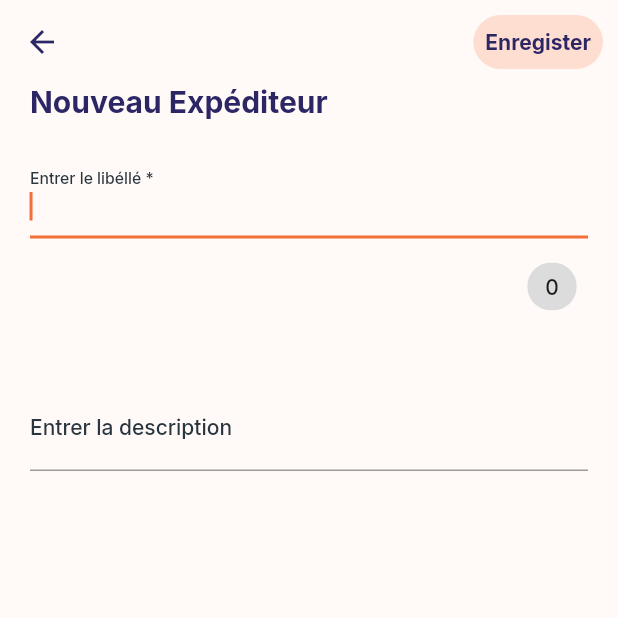
After one commit to AndersonKouadioDev/prosms, a Flutter app: the ExpediteurScreen screen opened directly, after a tap on the "edit" icon, on a phone screen of 412 x 824 dp, the top half of it. The commit adds this screen. Run offline on Flutter 3.47's test engine with Material 2 defaults, Android fonts, the phone set to English and light mode, and no system bars; our stand-ins replace google_fonts, share_plus, syncfusion_flutter_charts.

Commit message:
mise à jour

```diff
--- a/lib/constants.dart
+++ b/lib/constants.dart
@@ -7,7 +7,7 @@ const psContentColorDarkTheme = Color(0xFFF5FCF9);
 const psWarninngColor = Color(0xFFF3BB1C);
 const psErrorColor = Color(0xFFF03738);
 const psBackgroundColor = Color.fromARGB(255, 255, 250, 248);
-const psSuccessColor = Color.fromARGB(255, 44, 228, 78);
+const psSuccessColor = Color.fromARGB(255, 3, 176, 41);
 const psDefaultPadding = 20.0;
 
 List<BoxShadow> psBoxShadow(
--- /dev/null
+++ b/lib/screens/expediteur/add_expediteur.screen.dart
@@ -0,0 +1,152 @@
+import 'package:flutter/material.dart';
+import 'package:prosms/constants.dart';
+import 'package:prosms/componants/mysnackbar.dart';
+import 'package:prosms/screens/expediteur/expediteur.screen.dart';
+import 'package:prosms/utility/regex.dart';
+import 'package:prosms/utility/utility.dart';
+
+class AddExpediteurScreen extends StatefulWidget {
+  const AddExpediteurScreen({super.key});
+
+  @override
+  State<AddExpediteurScreen> createState() => _AddExpediteurScreenState();
+}
+
+class _AddExpediteurScreenState extends State<AddExpediteurScreen> {
+  final formKey = GlobalKey<FormState>();
+  int libelleCounter = 0;
+
+  late TextEditingController libelleController =
+      TextEditingController(text: "");
+
+  late TextEditingController descriptionController =
+      TextEditingController(text: "");
+
+  @override
+  void dispose() {
+    libelleController.dispose();
+    descriptionController.dispose();
+    super.dispose();
+  }
+
+  @override
+  Widget build(BuildContext context) {
+    return Scaffold(
+      appBar: AppBar(
+        backgroundColor: psBackgroundColor,
+        iconTheme: const IconThemeData(color: psSecondaryColor),
+        actions: saveBtn(context),
+      ),
+      body: SafeArea(
+          child: Container(
+        color: psBackgroundColor,
+        padding: const EdgeInsets.symmetric(horizontal: psDefaultPadding),
+        child: motdepassForm(context),
+      )),
+    );
+  }
+
+  Form motdepassForm(BuildContext context) {
+    return Form(
+      key: formKey,
+      child: Column(
+        children: [
+          Row(
+            children: [
+              Text(
+                "Nouveau Expéditeur",
+                textAlign: TextAlign.left,
+                style: Theme.of(context).textTheme.headline6!.copyWith(
+                    fontWeight: FontWeight.bold,
+                    color: Theme.of(context).colorScheme.secondary),
+              )
+            ],
+          ),
+          const SizedBox(
+            height: psDefaultPadding,
+          ),
+          Expanded(
+              child: ListView(
+            shrinkWrap: true,
+            children: [
+              TextFormField(
+                controller: libelleController,
+                autofocus: true,
+                onChanged: (value) {
+                  setState(() {
+                    libelleCounter = libelleController.text.length;
+                  });
+                  if (libelleCounter > 11) {
+                    libelleController.text =
+                        libelleController.text.substring(1, 12);
+                  }
+                },
+                keyboardType: TextInputType.name,
+                decoration: InputDecoration(
+                  counter: Chip(
+                    label: Text('$libelleCounter'),
+                    backgroundColor: libelleCounter == 11
+                        ? Theme.of(context).colorScheme.primary
+                        : null,
+                  ),
+                  label: Text(
+                    "Entrer le libéllé *",
+                    style: Theme.of(context).textTheme.bodyText1,
+                  ),
+                ),
+                validator: (value) {
+                  if (!isValid(value)) {
+                    return "Le libéllé ne doit pas dépasser 11 caractères.";
+                  } else {
+                    return null;
+                  }
+                },
+              ),
+              const SizedBox(
+                height: psDefaultPadding * 2,
+              ),
+              TextFormField(
+                controller: descriptionController,
+                autofocus: true,
+                keyboardType: TextInputType.visiblePassword,
+                decoration: InputDecoration(
+                  label: Text(
+                    "Entrer la description",
+                    style: Theme.of(context).textTheme.bodyText1,
+                  ),
+                ),
+              ),
+            ],
+          ))
+        ],
+      ),
+    );
+  }
+
+  List<Widget> saveBtn(BuildContext context) {
+    return [
+      Container(
+        margin: const EdgeInsets.all(10),
+        child: TextButton(
+            onPressed: () {
+              if (formKey.currentState!.validate()) {
+                ScaffoldMessenger.of(context).showSnackBar(snacBarSuccess(
+                    title: const Text("Expéditeur créé"), btnlabel: "Ok"));
+                goToScreen(context, const ExpediteurScreen());
+              }
+            },
+            style: ButtonStyle(
+                backgroundColor: MaterialStateProperty.all(
+                    Theme.of(context).colorScheme.primary.withOpacity(0.2)),
+                shape: MaterialStateProperty.all(RoundedRectangleBorder(
+                    borderRadius: BorderRadius.circular(40)))),
+            child: Text(
+              "Enregister",
+              style: Theme.of(context).textTheme.bodyText1!.copyWith(
+                  fontWeight: FontWeight.bold,
+                  color: Theme.of(context).colorScheme.secondary),
+            )),
+      )
+    ];
+  }
+}
--- /dev/null
+++ b/lib/screens/expediteur/expediteur.screen.dart
@@ -0,0 +1,165 @@
+import 'dart:ui';
+
+import 'package:flutter/cupertino.dart';
+import 'package:flutter/material.dart';
+import 'package:prosms/constants.dart';
+import 'package:prosms/screens/expediteur/add_expediteur.screen.dart';
+import 'package:prosms/screens/others/404.screen.dart';
+import 'package:prosms/utility/utility.dart';
+
+class ExpediteurScreen extends StatefulWidget {
+  const ExpediteurScreen({super.key});
+
+  @override
+  State<ExpediteurScreen> createState() => _ExpediteurScreenState();
+}
+
+class _ExpediteurScreenState extends State<ExpediteurScreen> {
+  @override
+  Widget build(BuildContext context) {
+    final width = MediaQuery.of(context).size.width;
+
+    return Scaffold(
+      appBar: AppBar(
+        backgroundColor: psBackgroundColor,
+        iconTheme:
+            IconThemeData(color: Theme.of(context).colorScheme.secondary),
+        title: Text(
+          'Expéditeurs',
+          style: TextStyle(
+              fontFamily: 'Roboto',
+              fontWeight: FontWeight.bold,
+              fontSize: Theme.of(context).textTheme.headline6!.fontSize,
+              color: Theme.of(context).colorScheme.secondary),
+        ),
+        actions: [
+          Container(
+              padding: const EdgeInsets.symmetric(horizontal: psDefaultPadding),
+              child: IconButton(
+                onPressed: () =>
+                    goToScreen(context, const AddExpediteurScreen()),
+                icon: const Icon(CupertinoIcons.add_circled_solid),
+              ))
+        ],
+        elevation: 0,
+      ),
+      body: SafeArea(
+          child: Container(
+        color: psBackgroundColor,
+        padding: const EdgeInsets.symmetric(horizontal: psDefaultPadding),
+        child: ListView(children: [
+          Container(
+            width: width * 0.8,
+            padding: const EdgeInsets.all(psDefaultPadding),
+            margin: const EdgeInsets.only(top: psDefaultPadding),
+            decoration: BoxDecoration(
+                boxShadow: psBoxShadow(),
+                borderRadius:
+                    const BorderRadius.all(Radius.circular(psDefaultPadding)),
+                gradient: const LinearGradient(
+                  begin: Alignment.topCenter,
+                  end: Alignment.bottomCenter,
+                  colors: [
+                    Color.fromARGB(255, 244, 205, 189),
+                    Colors.white,
+                  ],
+                )),
+            child: InkWell(
+              onTap: () => goToScreen(context, const Screen404()),
+              child: Column(
+                  crossAxisAlignment: CrossAxisAlignment.start,
+                  children: [
+                    Row(
+                      mainAxisAlignment: MainAxisAlignment.spaceBetween,
+                      children: [
+                        Text(
+                          "UNICEF2022",
+                          style: Theme.of(context)
+                              .textTheme
+                              .headline6!
+                              .copyWith(
+                                  color: Theme.of(context).colorScheme.primary),
+                        ),
+                        Row(
+                          children: [
+                            IconButton(
+                                onPressed: () => goToScreen(
+                                    context, const AddExpediteurScreen()),
+                                icon: Icon(
+                                  Icons.edit,
+                                  color:
+                                      Theme.of(context).colorScheme.secondary,
+                                )),
+                            IconButton(
+                                onPressed: () => showCupertinoDialog(
+                                    context: context,
+                                    builder: (context) {
+                                      return const ActionDialog();
+                                    }),
+                                icon: Icon(
+                                  CupertinoIcons.delete_solid,
+                                  color: Theme.of(context).colorScheme.error,
+                                )),
+                          ],
+                        )
+                      ],
+                    ),
+                    const SizedBox(
+                      height: psDefaultPadding * 0.5,
+                    ),
+                    const Text("Sous titre pour la description...")
+                  ]),
+            ),
+          ),
+        ]),
+      )),
+    );
+  }
+}
+
+class ActionDialog extends StatelessWidget {
+  const ActionDialog({
+    Key? key,
+  }) : super(key: key);
+
+  @override
+  Widget build(BuildContext context) {
+    return CupertinoAlertDialog(
+      title: const Text('Voulez-vous vraiment le supprimer ?'),
+      content: Row(
+        mainAxisAlignment: MainAxisAlignment.center,
+        children: [
+          const Spacer(
+            flex: 1,
+          ),
+          TextButton(
+            onPressed: () => Navigator.pop(context),
+            style: ButtonStyle(
+                backgroundColor: MaterialStateProperty.all(
+                    Theme.of(context).colorScheme.secondary)),
+            child: const Text(
+              'Non',
+              style: TextStyle(color: Colors.white),
+            ),
+          ),
+          const Spacer(
+            flex: 1,
+          ),
+          TextButton(
+            onPressed: () {},
+            style: ButtonStyle(
+                backgroundColor: MaterialStateProperty.all(
+                    Theme.of(context).colorScheme.primary)),
+            child: const Text(
+              'Oui',
+              style: TextStyle(color: Colors.white),
+            ),
+          ),
+          const Spacer(
+            flex: 1,
+          ),
+        ],
+      ),
+    );
+  }
+}
```
Also changed, not shown: lib/model/services.dart (+9 -7 lines), lib/screens/compte/info_perso/info_perso.screen.dart (+31 -23 lines), lib/screens/repertoire/repertoire.screen.dart (added, +36 -0 lines), 2 other files.
